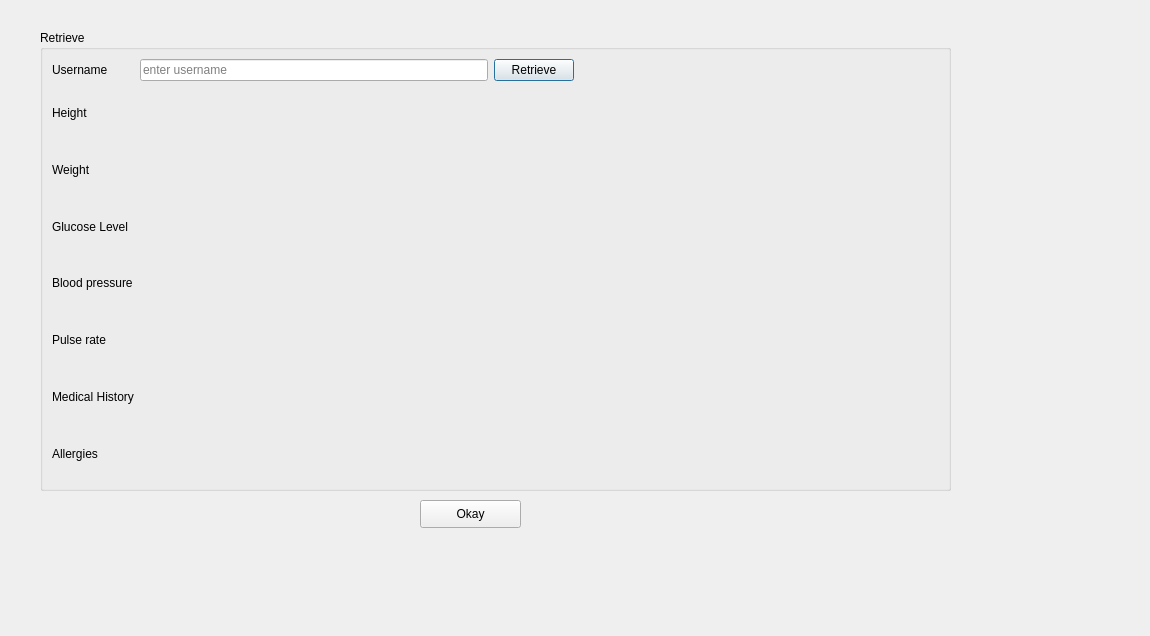
Old version of the form Minor project - Copy/project/retrieve.ui in the repository rishabhs-s/Minor.
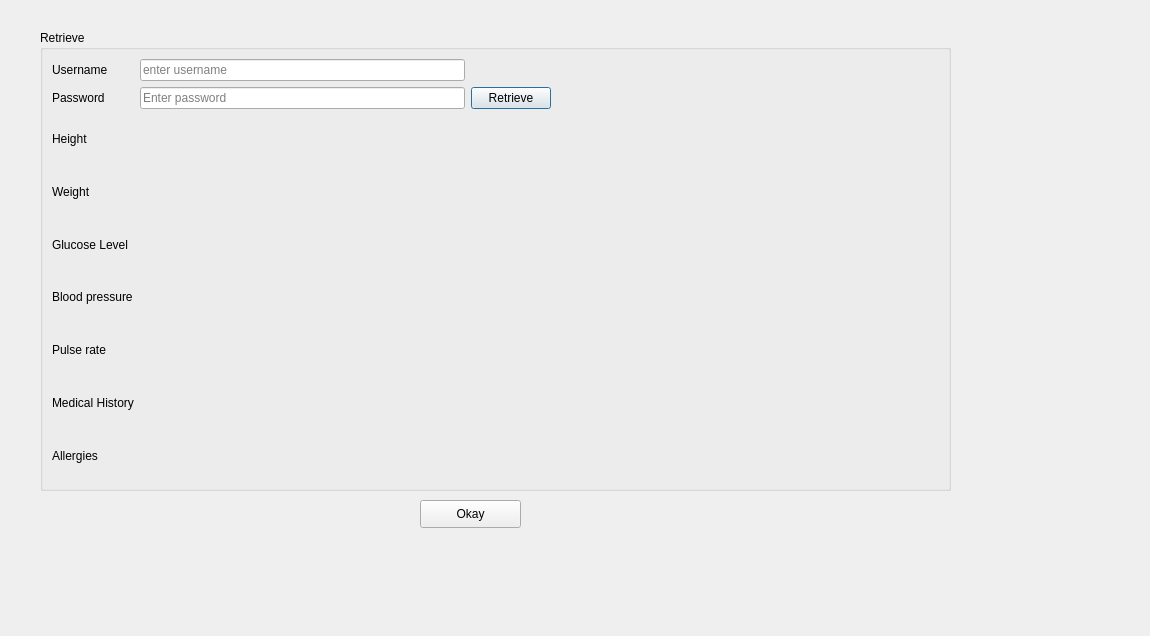
New version of the form.

The edit to the form file:
```diff
--- a/Minor project - Copy/project/retrieve.ui
+++ b/Minor project - Copy/project/retrieve.ui
@@ -26,141 +26,168 @@
     <string>Retrieve</string>
    </property>
    <layout class="QGridLayout" name="gridLayout">
-    <item row="0" column="0">
-     <widget class="QLabel" name="label_8">
+    <item row="7" column="1">
+     <widget class="QLabel" name="weight">
       <property name="text">
-       <string>Username</string>
+       <string/>
       </property>
      </widget>
     </item>
-    <item row="4" column="0">
+    <item row="11" column="0">
+     <widget class="QLabel" name="label_6">
+      <property name="text">
+       <string>Medical History</string>
+      </property>
+     </widget>
+    </item>
+    <item row="3" column="0">
+     <widget class="QLabel" name="label_9">
+      <property name="text">
+       <string>Password</string>
+      </property>
+     </widget>
+    </item>
+    <item row="1" column="6">
+     <layout class="QHBoxLayout" name="horizontalLayout"/>
+    </item>
+    <item row="9" column="1" colspan="7">
+     <widget class="QLabel" name="bp">
+      <property name="text">
+       <string/>
+      </property>
+     </widget>
+    </item>
+    <item row="6" column="0">
      <widget class="QLabel" name="label">
       <property name="text">
        <string>Height</string>
       </property>
      </widget>
     </item>
-    <item row="5" column="1">
-     <widget class="QLabel" name="weight">
+    <item row="12" column="0">
+     <widget class="QLabel" name="label_7">
       <property name="text">
-       <string/>
+       <string>Allergies</string>
       </property>
      </widget>
     </item>
-    <item row="0" column="2">
-     <widget class="QPushButton" name="Retrieverec">
+    <item row="9" column="0">
+     <widget class="QLabel" name="label_4">
       <property name="text">
-       <string>Retrieve</string>
+       <string>Blood pressure</string>
       </property>
      </widget>
     </item>
-    <item row="4" column="1" colspan="5">
-     <widget class="QLabel" name="height">
-      <property name="text">
-       <string/>
-      </property>
-     </widget>
-    </item>
-    <item row="0" column="1">
+    <item row="1" column="1">
      <widget class="QLineEdit" name="username">
       <property name="placeholderText">
        <string>enter username</string>
       </property>
      </widget>
     </item>
-    <item row="5" column="0">
-     <widget class="QLabel" name="label_2">
+    <item row="12" column="1">
+     <widget class="QLabel" name="allergies">
       <property name="text">
-       <string>Weight</string>
-      </property>
-     </widget>
-    </item>
-    <item row="0" column="3">
-     <spacer name="horizontalSpacer">
-      <property name="orientation">
-       <enum>Qt::Horizontal</enum>
-      </property>
-      <property name="sizeHint" stdset="0">
-       <size>
-        <width>40</width>
-        <height>20</height>
-       </size>
-      </property>
-     </spacer>
-    </item>
-    <item row="9" column="0">
-     <widget class="QLabel" name="label_6">
-      <property name="text">
-       <string>Medical History</string>
+       <string/>
       </property>
      </widget>
     </item>
     <item row="8" column="0">
-     <widget class="QLabel" name="label_5">
-      <property name="text">
-       <string>Pulse rate</string>
-      </property>
-     </widget>
-    </item>
-    <item row="6" column="0">
      <widget class="QLabel" name="label_3">
       <property name="text">
        <string>Glucose Level</string>
       </property>
      </widget>
     </item>
-    <item row="7" column="1" colspan="5">
-     <widget class="QLabel" name="bp">
+    <item row="6" column="1" colspan="7">
+     <widget class="QLabel" name="height">
       <property name="text">
        <string/>
       </property>
      </widget>
     </item>
-    <item row="0" column="4">
-     <layout class="QHBoxLayout" name="horizontalLayout"/>
-    </item>
-    <item row="9" column="1">
-     <widget class="QLabel" name="medical">
+    <item row="1" column="0">
+     <widget class="QLabel" name="label_8">
       <property name="text">
-       <string/>
+       <string>Username</string>
+      </property>
+     </widget>
+    </item>
+    <item row="3" column="1">
+     <widget class="QLineEdit" name="password">
+      <property name="placeholderText">
+       <string>Enter password</string>
       </property>
      </widget>
     </item>
     <item row="7" column="0">
-     <widget class="QLabel" name="label_4">
+     <widget class="QLabel" name="label_2">
       <property name="text">
-       <string>Blood pressure</string>
+       <string>Weight</string>
       </property>
      </widget>
     </item>
-    <item row="10" column="0">
-     <widget class="QLabel" name="label_7">
-      <property name="text">
-       <string>Allergies</string>
-      </property>
-     </widget>
-    </item>
-    <item row="10" column="1">
-     <widget class="QLabel" name="allergies">
-      <property name="text">
-       <string/>
-      </property>
-     </widget>
-    </item>
-    <item row="8" column="1" colspan="2">
+    <item row="10" column="1" colspan="4">
      <widget class="QLabel" name="pulse">
       <property name="text">
        <string/>
       </property>
      </widget>
     </item>
-    <item row="6" column="1" colspan="4">
+    <item row="10" column="0">
+     <widget class="QLabel" name="label_5">
+      <property name="text">
+       <string>Pulse rate</string>
+      </property>
+     </widget>
+    </item>
+    <item row="1" column="5">
+     <spacer name="horizontalSpacer">
+      <property name="orientation">
+       <enum>Qt::Horizontal</enum>
+      </property>
+      <property name="sizeHint" stdset="0">
+       <size>
+        <width>40</width>
+        <height>20</height>
+       </size>
+      </property>
+     </spacer>
+    </item>
+    <item row="11" column="1">
+     <widget class="QLabel" name="medical">
+      <property name="text">
+       <string/>
+      </property>
+     </widget>
+    </item>
+    <item row="8" column="1" colspan="6">
      <widget class="QLabel" name="glucose">
       <property name="text">
        <string/>
       </property>
      </widget>
     </item>
+    <item row="3" column="2">
+     <widget class="QPushButton" name="Retrieverec">
+      <property name="text">
+       <string>Retrieve</string>
+      </property>
+     </widget>
+    </item>
+    <item row="3" column="3" colspan="2">
+     <spacer name="horizontalSpacer_2">
+      <property name="orientation">
+       <enum>Qt::Horizontal</enum>
+      </property>
+      <property name="sizeHint" stdset="0">
+       <size>
+        <width>40</width>
+        <height>20</height>
+       </size>
+      </property>
+     </spacer>
+    </item>
    </layout>
   </widget>
   <widget class="QPushButton" name="okay">
```
